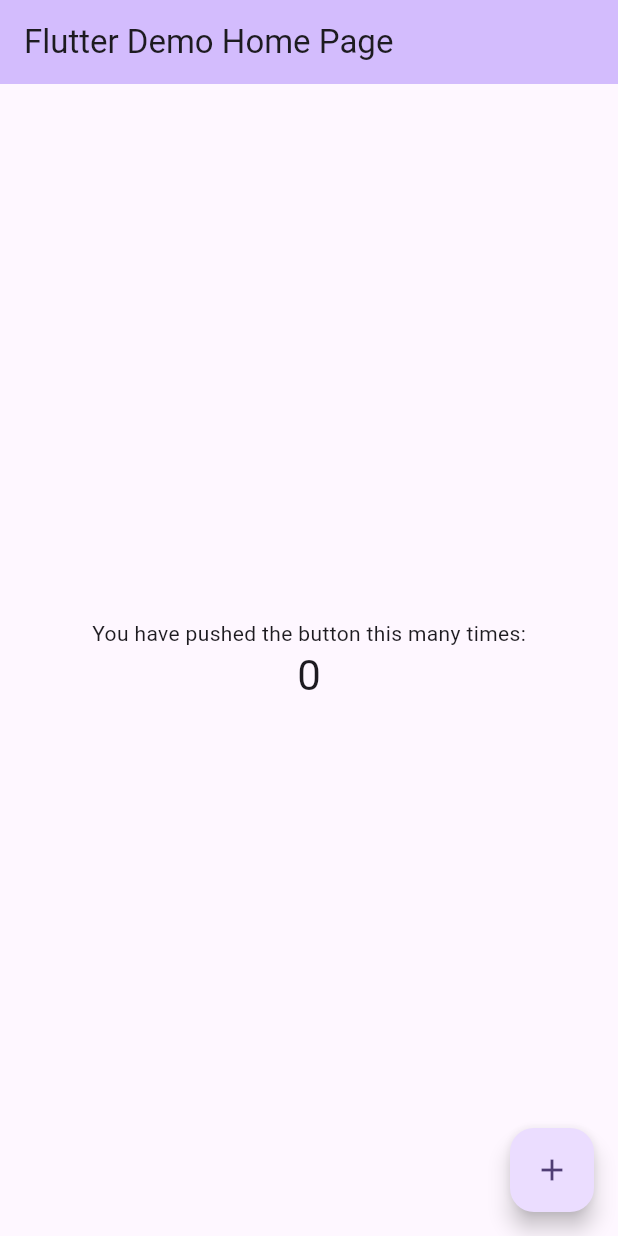
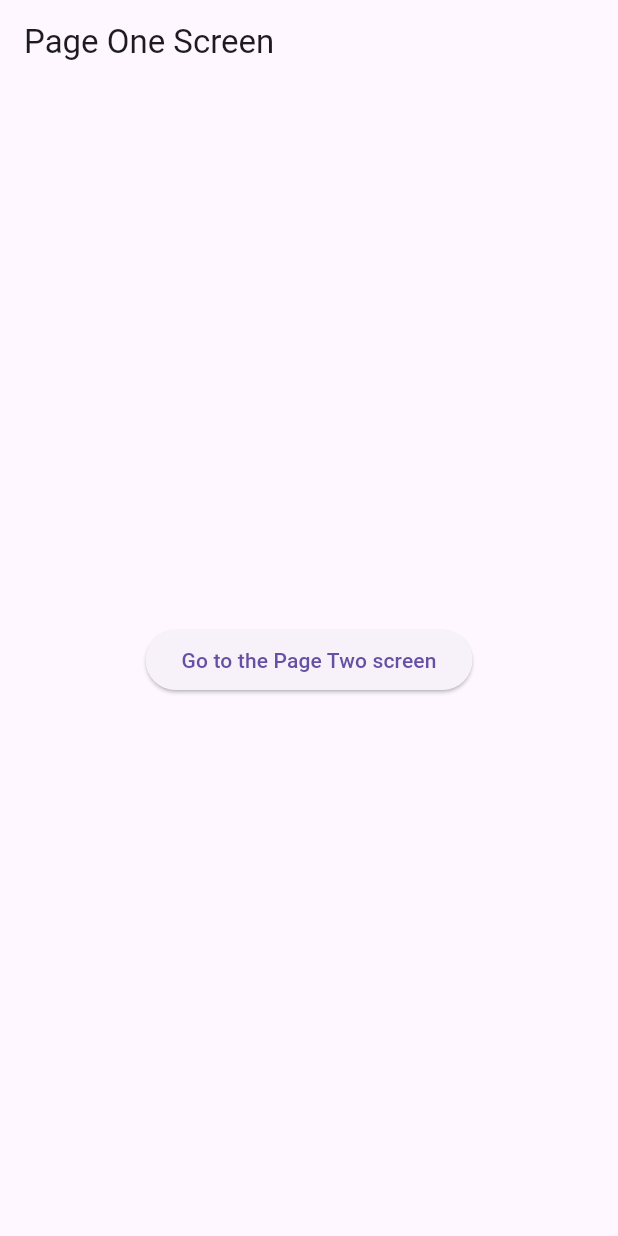
Before and after one commit to thakaredipali/flutter-web-demo, a Flutter app: the screen it shows after launch, on a phone screen of 412 x 824 dp. Run offline on Flutter 3.47's test engine with Material 3 defaults, Android fonts, the phone set to English and light mode, and no system bars; our stand-ins replace fluro, get, go_router; missing offline and left inert: dart:html, universal_html.

Commit message:
Web routing

```diff
--- /dev/null
+++ b/lib/app_routes.dart
@@ -0,0 +1,17 @@
+abstract class AppRoutes {
+  // Splash Screen
+  static const String splash = "/";
+
+  // Homepage
+  static const String pageOne = "/page-one";
+
+  // Settings with arguments
+  static const String pageTwo = "/page-two";
+
+  // Profile with created custom arguments
+  static const String pageThree = "/page-three";
+
+   static const String pageFour = "/page-four";
+
+  // define other routes
+}
--- a/lib/main.dart
+++ b/lib/main.dart
@@ -1,52 +1,57 @@
+import 'package:fluro/fluro.dart';
 import 'package:flutter/material.dart';
+import 'package:flutter_web/app_delegate.dart';
+import 'package:flutter_web/app_routes.dart';
+import 'package:flutter_web/page_four.dart';
+import 'package:flutter_web/page_one.dart';
+import 'package:flutter_web/page_three.dart';
+import 'package:flutter_web/page_two.dart';
+import 'package:flutter_web/pages.dart';
+import 'package:get/get_navigation/src/root/get_material_app.dart';
+import 'package:get/get_navigation/src/routes/transitions_type.dart';
+import 'package:go_router/go_router.dart';
+
 
 void main() {
-  runApp(const MyApp());
+ // runApp( MyApp());
+
+ runApp(GetMaterialApp.router(
+    debugShowCheckedModeBanner: false,
+    defaultTransition: Transition.fade,
+    getPages: AppPages.pages,
+    routerDelegate: AppRouterDelegate(),
+  ));
 }
 
+
 class MyApp extends StatelessWidget {
-  const MyApp({super.key});
+   MyApp({Key? key}) : super(key: key) {
+  }
 
   // This widget is the root of your application.
   @override
   Widget build(BuildContext context) {
     return MaterialApp(
+        key: key,
+      // Add Initial Route
+      initialRoute: AppRoutes.splash,
+      // Add your fluro router instance generator here
+    );
+
+  /*  MaterialApp.router(
+      restorationScopeId: "root",
+      routerConfig: _router,
       title: 'Flutter Demo',
       theme: ThemeData(
-        // This is the theme of your application.
-        //
-        // TRY THIS: Try running your application with "flutter run". You'll see
-        // the application has a purple toolbar. Then, without quitting the app,
-        // try changing the seedColor in the colorScheme below to Colors.green
-        // and then invoke "hot reload" (save your changes or press the "hot
-        // reload" button in a Flutter-supported IDE, or press "r" if you used
-        // the command line to start the app).
-        //
-        // Notice that the counter didn't reset back to zero; the application
-        // state is not lost during the reload. To reset the state, use hot
-        // restart instead.
-        //
-        // This works for code too, not just values: Most code changes can be
-        // tested with just a hot reload.
         colorScheme: ColorScheme.fromSeed(seedColor: Colors.deepPurple),
         useMaterial3: true,
       ),
-      home: const MyHomePage(title: 'Flutter Demo Home Page'),
-    );
+    ); */
   }
 }
 
 class MyHomePage extends StatefulWidget {
   const MyHomePage({super.key, required this.title});
-
-  // This widget is the home page of your application. It is stateful, meaning
-  // that it has a State object (defined below) that contains fields that affect
-  // how it looks.
-
-  // This class is the configuration for the state. It holds the values (in this
-  // case the title) provided by the parent (in this case the App widget) and
-  // used by the build method of the State. Fields in a Widget subclass are
-  // always marked "final".
 
   final String title;
 
@@ -122,4 +127,36 @@ class _MyHomePageState extends State<MyHomePage> {
       ), // This trailing comma makes auto-formatting nicer for build methods.
     );
   }
+
 }
+
+final GoRouter _router = GoRouter(
+  routes: <RouteBase>[
+    GoRoute(
+      path: '/',
+      builder: (context, state) {
+        return const PageOne();
+      },
+      routes: <RouteBase>[
+        GoRoute(
+          path: 'pageTwo',
+          builder: (context, state) {
+            return const PageTwo();
+          },
+        ),
+        GoRoute(
+          path: 'pageThree',
+          builder: (context, state) {
+            return  PageThree(param: state.extra.toString(),);
+          },
+        ),
+        GoRoute(
+          path: 'pageFour',
+          builder: (context, state) {
+            return const PageFour();
+          },
+        ),
+      ],
+    ),
+  ],
+);
--- /dev/null
+++ b/lib/page_one.dart
@@ -0,0 +1,37 @@
+import 'package:fluro/fluro.dart';
+import 'package:flutter/material.dart';
+import 'package:flutter_web/app_routes.dart';
+import 'package:flutter_web/page_two.dart';
+import 'package:get/get_core/src/get_main.dart';
+import 'package:get/route_manager.dart';
+import 'package:go_router/go_router.dart';
+
+class PageOne extends StatefulWidget {
+  const PageOne({super.key});
+
+  @override
+  State<PageOne> createState() => _PageOneState();
+}
+
+class _PageOneState extends State<PageOne> {
+
+  @override
+  Widget build(BuildContext context) {
+    return  Scaffold(
+      appBar: AppBar(title: const Text('Page One Screen')),
+      body: Center(
+        child: ElevatedButton(
+          onPressed: () =>
+        //Get.to(PageTwo()),
+       Get.rootDelegate.toNamed(AppRoutes.pageTwo),
+          //  AppRouter.instance.navigateTo(context, AppRoutes.home),
+          //Get.to(PageTwo()),
+          // Routes.router.navigateTo(context, "/pageTwo",),
+          // Navigator.of(context).pushNamed('/pageTwo'),
+          //context.push('/pageTwo'),
+          child: const Text('Go to the Page Two screen'),
+        ),
+      ),
+    );
+  }
+}
--- /dev/null
+++ b/lib/pages.dart
@@ -0,0 +1,30 @@
+
+import 'package:flutter_web/app_routes.dart';
+import 'package:flutter_web/page_four.dart';
+import 'package:flutter_web/page_one.dart';
+import 'package:flutter_web/page_three.dart';
+import 'package:flutter_web/page_two.dart';
+import 'package:get/get_navigation/src/routes/get_route.dart';
+
+abstract class AppPages {
+  static final pages = [
+     GetPage(
+      name: AppRoutes.pageOne,
+      page: () => PageOne(),
+    ),
+
+      GetPage(
+      name: AppRoutes.pageTwo,
+      page: () => PageTwo(),
+    ),
+
+    GetPage(
+      name: AppRoutes.pageThree,
+      page: () => PageThree(),
+    ),
+       GetPage(
+      name: AppRoutes.pageFour,
+      page: () => PageFour(),
+    ),
+  ];
+}
--- a/pubspec.yaml
+++ b/pubspec.yaml
@@ -35,6 +35,10 @@ dependencies:
   # The following adds the Cupertino Icons font to your application.
   # Use with the CupertinoIcons class for iOS style icons.
   cupertino_icons: ^1.0.2
+  go_router: ^14.2.1
+  universal_html: ^2.2.4
+  fluro: ^2.0.5
+  get: ^4.6.6
 
 dev_dependencies:
   flutter_test:
```
Also changed, not shown: lib/app_delegate.dart (added, +30 -0 lines), lib/page_four.dart (added, +39 -0 lines), lib/page_three.dart (added, +56 -0 lines), lib/page_two.dart (added, +32 -0 lines), pubspec.lock, 1 other file.
